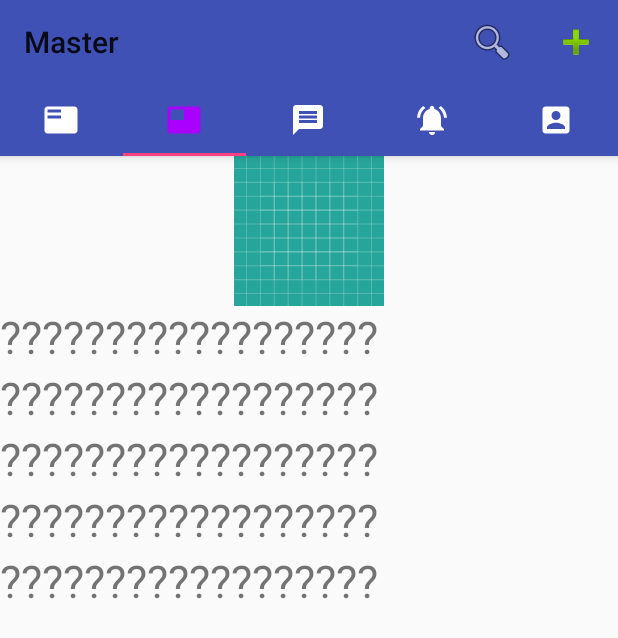
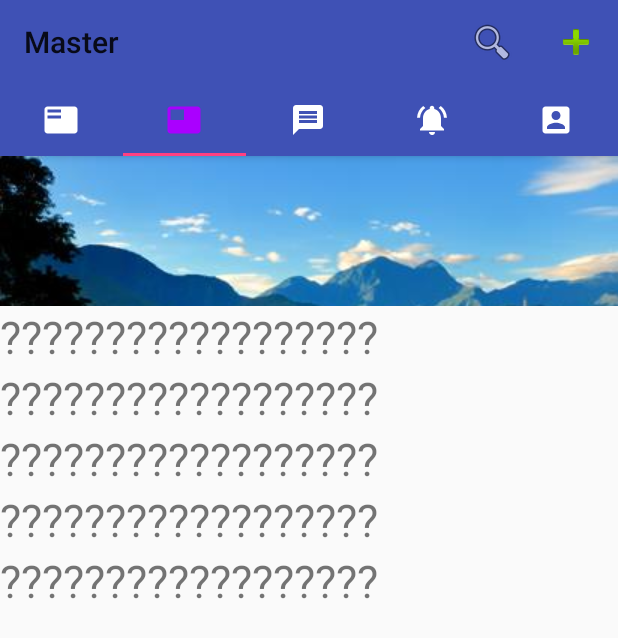
Before and after one commit to aseijuy1995/Master, an Android app: the screen it shows after launch (Master), tab 2 chosen, on a phone screen of 412 x 824 dp. Shown: the top 638 px of the screen. Run offline under Robolectric (Android 15) with nearby library versions, the phone set to English and light mode, and no system bars.

Commit message:
AE successed

```diff
--- a/app/src/main/java/nom/cp101/master/master/ExperienceData.java
+++ b/app/src/main/java/nom/cp101/master/master/ExperienceData.java
@@ -1,24 +1,41 @@
 package nom.cp101.master.master;
 
 
+import java.util.ArrayList;
+import java.util.List;
 
 /**
  * Created by yujie on 2018/4/25.
  */
 
 public class ExperienceData{
+    static List experienceImgList;
     int Img;
 
-    public ExperienceData(int img) {
-        Img = img;
-    }
+//    public ExperienceData(int img) {
+//        Img = img;
+//    }
+//
+//    public int getImg() {
+//        return Img;
+//    }
+//
+//    public void setImg(int img) {
+//        Img = img;
+//    }
 
-    public int getImg() {
-        return Img;
-    }
+    //存著置在ExperienceViewPager內的ExperienceViewPagerData陣列
+    public static List<ExperienceViewPagerData> takeExperienceViewPagerDataList() {
+        experienceImgList=new ArrayList<>();
 
-    public void setImg(int img) {
-        Img = img;
+        experienceImgList.add(new ExperienceViewPagerData(R.drawable.a1));
+        experienceImgList.add(new ExperienceViewPagerData(R.drawable.a2));
+        experienceImgList.add(new ExperienceViewPagerData(R.drawable.a3));
+        experienceImgList.add(new ExperienceViewPagerData(R.drawable.a1));
+        experienceImgList.add(new ExperienceViewPagerData(R.drawable.a2));
+        experienceImgList.add(new ExperienceViewPagerData(R.drawable.a3));
+
+        return  experienceImgList;
     }
 
 
--- /dev/null
+++ b/app/src/main/java/nom/cp101/master/master/ExperienceViewPagerData.java
@@ -0,0 +1,21 @@
+package nom.cp101.master.master;
+
+/**
+ * Created by yujie on 2018/4/27.
+ */
+
+public class ExperienceViewPagerData {
+    int experienceImg;
+
+    public ExperienceViewPagerData(int experienceImg) {
+        this.experienceImg = experienceImg;
+    }
+
+    public int getExperienceImg() {
+        return experienceImg;
+    }
+
+    public void setExperienceImg(int experienceImg) {
+        this.experienceImg = experienceImg;
+    }
+}
--- a/app/src/main/java/nom/cp101/master/master/ExperienceViewPagerFragment.java
+++ b/app/src/main/java/nom/cp101/master/master/ExperienceViewPagerFragment.java
@@ -20,12 +20,12 @@ public class ExperienceViewPagerFragment extends Fragment {
     public View onCreateView(@NonNull LayoutInflater inflater, @Nullable ViewGroup container, @Nullable Bundle savedInstanceState) {
         //將Article列表內的ViewPager每一頁面呈現的frag實體化
         View view=inflater.inflate(R.layout.experience_recyclerview_viewpager_frag,container,false);
-        //取得傳進的每一張圖片id
-        int articleImg=getArguments().getInt("experienceImg");
+        //取得傳進的每一張圖片id,將置入ViewPager內
+        int experienceViewPagerDataImg=getArguments().getInt("experienceViewPagerDataImg");
 
-        ImageView iv_article=view.findViewById(R.id.iv_experience);
+        ImageView iv_experience=view.findViewById(R.id.iv_experience);
 
-        iv_article.setImageResource(articleImg);
+        iv_experience.setImageResource(experienceViewPagerDataImg);
         return view;
     }
 
--- a/app/src/main/java/nom/cp101/master/master/ExperienceViewPagerFragmentStatePagerAdapter.java
+++ b/app/src/main/java/nom/cp101/master/master/ExperienceViewPagerFragmentStatePagerAdapter.java
@@ -15,22 +15,22 @@ import java.util.List;
 //心得文章列表,position=0
 public class ExperienceViewPagerFragmentStatePagerAdapter extends FragmentStatePagerAdapter {
     //心得文章列表內,置入ExperienceImg的圖片數據
-    List<ExperienceData> experienceImgList;
+    List<ExperienceViewPagerData> experienceViewPagerDataList;
 
     public ExperienceViewPagerFragmentStatePagerAdapter(FragmentManager fm) {
         super(fm);
         //傳進viewPager所需圖片陣列
-        experienceImgList=getProjectData();
+        experienceViewPagerDataList=ExperienceData.takeExperienceViewPagerDataList();
     }
 
     @Override
     public Fragment getItem(int position) {
-        //取得當前顯示的ArticleImg內存放的數據
-        ExperienceData experienceImg= experienceImgList.get(position);
+        //取得experienceViewPagerDataList每一index內的物件ExperienceViewPagerData
+        ExperienceViewPagerData experienceViewPagerData= experienceViewPagerDataList.get(position);
         ExperienceViewPagerFragment experienceViewPagerFragment=new ExperienceViewPagerFragment();
-        //使用bundle傳進數據進articleViewPagerFrag內
+        //使用bundle將數據傳進articleViewPagerFrag內
         Bundle bundle=new Bundle();
-        bundle.putInt("experienceImg", experienceImg.getImg());
+        bundle.putInt("experienceViewPagerDataImg", experienceViewPagerData.getExperienceImg());
         experienceViewPagerFragment.setArguments(bundle);
 
         return experienceViewPagerFragment;
@@ -39,21 +39,7 @@ public class ExperienceViewPagerFragmentStatePagerAdapter extends FragmentStateP
     //viewPager筆數
     @Override
     public int getCount() {
-        return  experienceImgList.size();
+        return  experienceViewPagerDataList.size();
     }
 
-
-    //取得db存放之圖片
-    private List<ExperienceData> getProjectData() {
-        experienceImgList=new ArrayList<>();
-
-        experienceImgList.add(new ExperienceData(R.drawable.ic_launcher_background));
-        experienceImgList.add(new ExperienceData(R.drawable.ic_launcher_foreground));
-        experienceImgList.add(new ExperienceData(R.drawable.ic_launcher_background));
-        experienceImgList.add(new ExperienceData(R.drawable.ic_launcher_foreground));
-        experienceImgList.add(new ExperienceData(R.drawable.ic_launcher_background));
-        experienceImgList.add(new ExperienceData(R.drawable.ic_launcher_foreground));
-
-        return  experienceImgList;
-    }
 }
--- a/app/src/main/res/layout/experience_recyclerview_viewpager_frag.xml
+++ b/app/src/main/res/layout/experience_recyclerview_viewpager_frag.xml
@@ -8,5 +8,6 @@
         android:id="@+id/iv_experience"
         android:layout_width="match_parent"
         android:layout_height="wrap_content"
+        android:scaleType="matrix"
         app:srcCompat="@mipmap/ic_launcher" />
 </FrameLayout>
```
